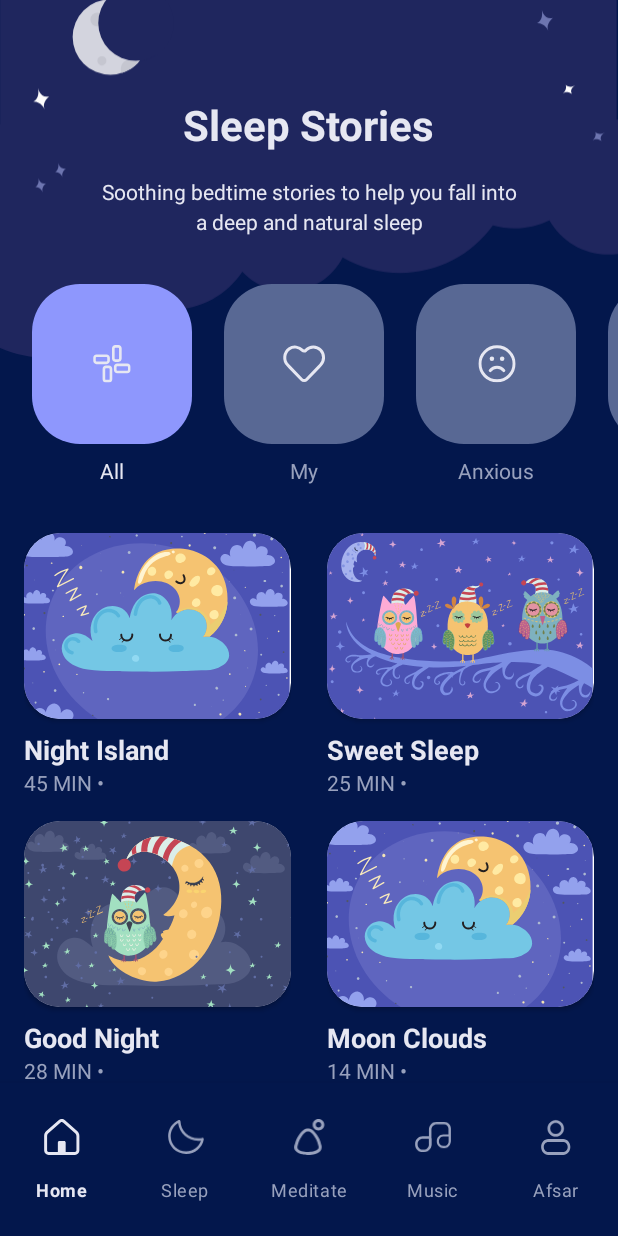
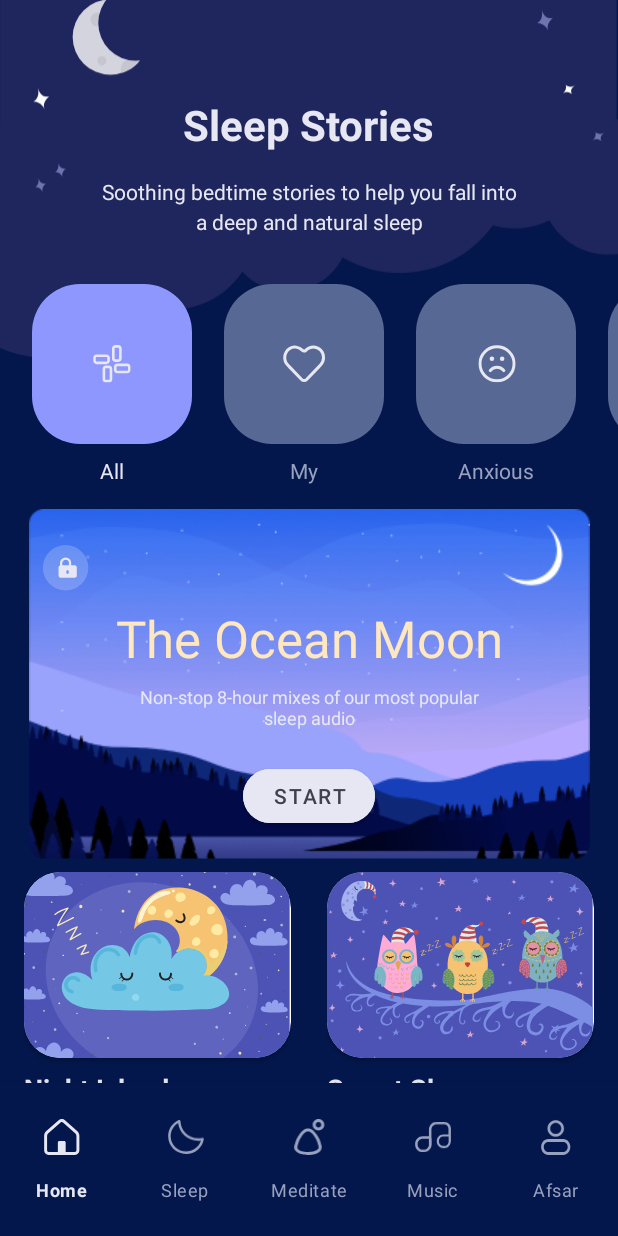
Before and after one commit to DmitryAvanesov/sleep, an Android app: the screen it shows after launch (ListActivity), on a phone screen of 412 x 824 dp. Run offline under Robolectric (Android 15) with nearby library versions, the phone set to English and light mode, and no system bars.

Commit message:
Finished the premium block

```diff
--- /dev/null
+++ b/app/src/main/java/com/example/sleep/list/PremiumFragment.kt
@@ -0,0 +1,18 @@
+package com.example.sleep.list
+
+import android.os.Bundle
+import android.view.LayoutInflater
+import android.view.View
+import android.view.ViewGroup
+import androidx.fragment.app.Fragment
+import com.example.sleep.R
+
+class PremiumFragment: Fragment() {
+    override fun onCreateView(
+        inflater: LayoutInflater,
+        container: ViewGroup?,
+        savedInstanceState: Bundle?
+    ): View? {
+        return inflater.inflate(R.layout.fragment_premium, container, false)
+    }
+}
--- /dev/null
+++ b/app/src/main/res/drawable/ic_premium.xml
@@ -0,0 +1,21 @@
+<vector xmlns:android="http://schemas.android.com/apk/res/android"
+    android:width="31dp"
+    android:height="31dp"
+    android:viewportWidth="31"
+    android:viewportHeight="31">
+  <path
+      android:pathData="M0.5483,15.0333a15.0135,14.9974 0,1 0,30.027 0a15.0135,14.9974 0,1 0,-30.027 0z"
+      android:fillColor="#ffffff"
+      android:fillAlpha="0.2"/>
+  <path
+      android:pathData="M12.6306,13.8845V11.6849C12.6306,10.9557 12.9394,10.2563 13.4891,9.7407C14.0388,9.2251 14.7843,8.9354 15.5616,8.9354C16.339,8.9354 17.0845,9.2251 17.6342,9.7407C18.1839,10.2563 18.4927,10.9557 18.4927,11.6849V13.8845"
+      android:strokeLineJoin="round"
+      android:strokeWidth="1.5"
+      android:fillColor="#00000000"
+      android:strokeColor="#E6E7F2"
+      android:strokeLineCap="round"/>
+  <path
+      android:pathData="M12.2499,13.322H21.6137C22.3525,13.322 22.9514,13.9958 22.9514,14.8269V20.0941C22.9514,20.9252 22.3525,21.599 21.6137,21.599H12.2499C11.5111,21.599 10.9122,20.9252 10.9122,20.0941V14.8269C10.9122,13.9958 11.5111,13.322 12.2499,13.322ZM16.8526,16.5978C16.4196,16.5978 16.0686,16.9488 16.0686,17.3818V18.2777C16.0686,18.7107 16.4196,19.0617 16.8526,19.0617C17.2856,19.0617 17.6366,18.7107 17.6366,18.2777V17.3818C17.6366,16.9488 17.2856,16.5978 16.8526,16.5978Z"
+      android:fillColor="#E6E7F2"
+      android:fillType="evenOdd"/>
+</vector>
--- /dev/null
+++ b/app/src/main/res/drawable/ic_start_button_background.xml
@@ -0,0 +1,9 @@
+<vector xmlns:android="http://schemas.android.com/apk/res/android"
+    android:width="71dp"
+    android:height="36dp"
+    android:viewportWidth="71"
+    android:viewportHeight="36">
+  <path
+      android:pathData="M18.3274,0.9247L53.4625,0.9247A17.53,17.5299 0,0 1,70.9925 18.4546L70.9925,18.4546A17.53,17.5299 0,0 1,53.4625 35.9846L18.3274,35.9846A17.53,17.5299 0,0 1,0.7974 18.4546L0.7974,18.4546A17.53,17.5299 0,0 1,18.3274 0.9247z"
+      android:fillColor="#EBEAEC"/>
+</vector>
--- a/app/src/main/res/drawable/menu_sleep_selected.xml
+++ /dev/null
@@ -1,13 +0,0 @@
-<vector xmlns:android="http://schemas.android.com/apk/res/android"
-    android:width="47dp"
-    android:height="46dp"
-    android:viewportWidth="47"
-    android:viewportHeight="46"
-   >
-    <path
-        android:pathData="M18.5957,0.0002L28.5957,0.0002A18,18 0,0 1,46.5957 18.0002L46.5957,28.0002A18,18 0,0 1,28.5957 46.0002L18.5957,46.0002A18,18 0,0 1,0.5957 28.0002L0.5957,18.0002A18,18 0,0 1,18.5957 0.0002z"
-        android:fillColor="#8E97FD"/>
-    <path
-        android:pathData="M11.5718,22.0001C5.2423,22.0001 0.0957,16.8535 0.0957,10.5328C0.0957,6.0307 2.744,1.9258 6.8489,0.0719C7.0961,-0.0428 7.3786,-0.0163 7.6081,0.1249C7.8377,0.2662 7.9789,0.5133 7.9789,0.787C8.1113,6.9046 13.2049,11.8923 19.3314,11.8923C20.1965,11.8923 21.0617,11.7952 21.9091,11.5922C22.1651,11.5304 22.4476,11.601 22.6418,11.7864C22.836,11.9718 22.9243,12.2366 22.8802,12.5014C21.9268,18.01 17.1774,22.0001 11.5718,22.0001ZM6.4693,2.0758C3.5385,3.8502 1.6935,7.0547 1.6935,10.5328C1.6935,15.9708 6.1251,20.4023 11.5718,20.4023C15.9945,20.4023 19.8081,17.5068 21.0352,13.3754C20.4702,13.4548 19.8964,13.4902 19.3314,13.4902C12.7636,13.4902 7.2374,8.476 6.4693,2.0758Z"
-        android:fillColor="#E6E7F2"/>
-</vector>
--- a/app/src/main/res/layout/activity_list.xml
+++ b/app/src/main/res/layout/activity_list.xml
@@ -29,6 +29,12 @@
                 android:layout_height="wrap_content" />
 
             <androidx.fragment.app.FragmentContainerView
+                android:id="@+id/premium_container"
+                android:name="com.example.sleep.list.PremiumFragment"
+                android:layout_width="match_parent"
+                android:layout_height="wrap_content" />
+
+            <androidx.fragment.app.FragmentContainerView
                 android:id="@+id/list_container"
                 android:name="com.example.sleep.list.ListFragment"
                 android:layout_width="match_parent"
--- a/app/src/main/res/layout/fragment_header.xml
+++ b/app/src/main/res/layout/fragment_header.xml
@@ -4,7 +4,7 @@
     android:id="@+id/fragment_header"
     android:layout_width="match_parent"
     android:layout_height="match_parent"
-    android:layout_marginBottom="32dp"
+    android:layout_marginBottom="16dp"
     android:background="@color/dark_blue"
     android:backgroundTintMode="add">
 
--- /dev/null
+++ b/app/src/main/res/layout/fragment_premium.xml
@@ -0,0 +1,78 @@
+<?xml version="1.0" encoding="utf-8"?>
+<androidx.constraintlayout.widget.ConstraintLayout xmlns:android="http://schemas.android.com/apk/res/android"
+    xmlns:app="http://schemas.android.com/apk/res-auto"
+    xmlns:tools="http://schemas.android.com/tools"
+    android:id="@+id/fragment_premium"
+    android:layout_width="match_parent"
+    android:layout_height="match_parent"
+    android:layout_marginBottom="8dp"
+    android:paddingLeft="16dp"
+    android:paddingRight="16dp">
+
+    <ImageView
+        android:id="@+id/premium_card"
+        android:layout_width="wrap_content"
+        android:layout_height="wrap_content"
+        app:layout_constraintEnd_toEndOf="parent"
+        app:layout_constraintStart_toStartOf="parent"
+        app:layout_constraintTop_toTopOf="parent"
+        app:srcCompat="@drawable/premium_background" />
+
+    <LinearLayout
+        android:id="@+id/premium_linear_layout"
+        android:layout_width="match_parent"
+        android:layout_height="wrap_content"
+        android:orientation="vertical"
+        app:layout_constraintEnd_toStartOf="parent"
+        app:layout_constraintStart_toStartOf="parent"
+        app:layout_constraintTop_toTopOf="parent">
+
+        <ImageButton
+            android:id="@+id/premium_button"
+            android:layout_width="wrap_content"
+            android:layout_height="wrap_content"
+            android:layout_gravity="left"
+            android:layout_marginStart="12dp"
+            android:layout_marginTop="24dp"
+            android:background="@android:color/transparent"
+            app:srcCompat="@drawable/ic_premium" />
+
+        <TextView
+            android:id="@+id/premium_name"
+            android:layout_width="match_parent"
+            android:layout_height="wrap_content"
+            android:layout_marginTop="8dp"
+            android:layout_marginBottom="8dp"
+            android:text="@string/premium_name"
+            android:textAlignment="center"
+            android:textColor="@color/light_orange"
+            android:textSize="34sp"
+            app:layout_constraintEnd_toEndOf="parent"
+            app:layout_constraintStart_toStartOf="parent"
+            app:layout_constraintTop_toBottomOf="parent" />
+
+        <TextView
+            android:id="@+id/premium_info"
+            android:layout_width="match_parent"
+            android:layout_height="wrap_content"
+            android:layout_marginLeft="64dp"
+            android:layout_marginRight="64dp"
+            android:layout_marginBottom="20dp"
+            android:text="@string/premium_info"
+            android:textAlignment="center"
+            android:textColor="@color/light_pink"
+            android:textSize="12sp" />
+
+        <Button
+            android:id="@+id/premium_start_button"
+            android:layout_width="wrap_content"
+            android:layout_height="wrap_content"
+            android:layout_gravity="center_horizontal"
+            android:backgroundTint="@color/light_pink"
+            android:text="@string/start_button_text"
+            android:textColor="@color/gray"
+            app:cornerRadius="24dp" />
+
+    </LinearLayout>
+
+</androidx.constraintlayout.widget.ConstraintLayout>
--- a/app/src/main/res/values/colors.xml
+++ b/app/src/main/res/values/colors.xml
@@ -5,4 +5,6 @@
     <color name="pink">#98A1BD</color>
     <color name="bright_pink">#8E97FD</color>
     <color name="pale_pink">#586894</color>
+    <color name="light_orange">#FFE7BF</color>
+    <color name="gray">#3F414E</color>
 </resources>
--- a/app/src/main/res/values/strings.xml
+++ b/app/src/main/res/values/strings.xml
@@ -8,4 +8,7 @@
     <string name="menu_afsar">Afsar</string>
     <string name="header_title">Sleep Stories</string>
     <string name="header_info">Soothing bedtime stories to help you fall into a deep and natural sleep</string>
+    <string name="premium_name">The Ocean Moon</string>
+    <string name="premium_info">Non-stop 8-hour mixes of our most popular sleep audio</string>
+    <string name="start_button_text">Start</string>
 </resources>
```
Also changed, not shown: app/src/main/ic_launcher-playstore.png (added), app/src/main/res/drawable/premium_background.png (added).
